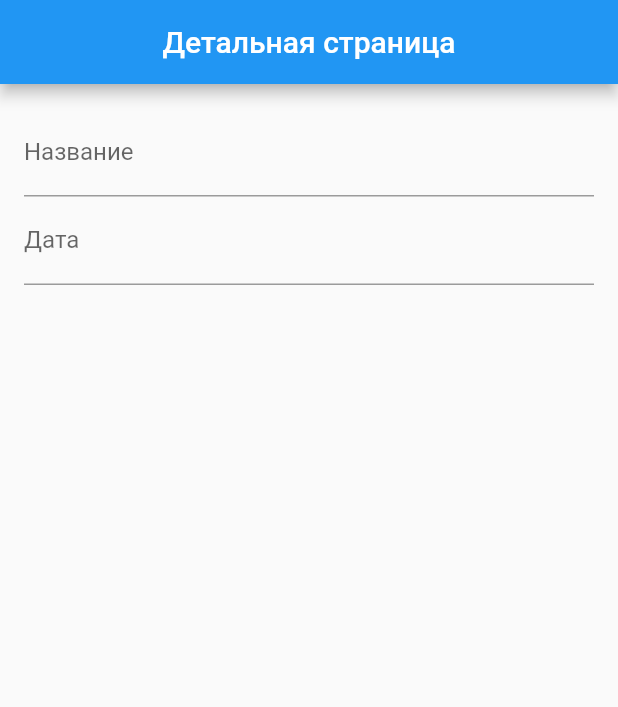
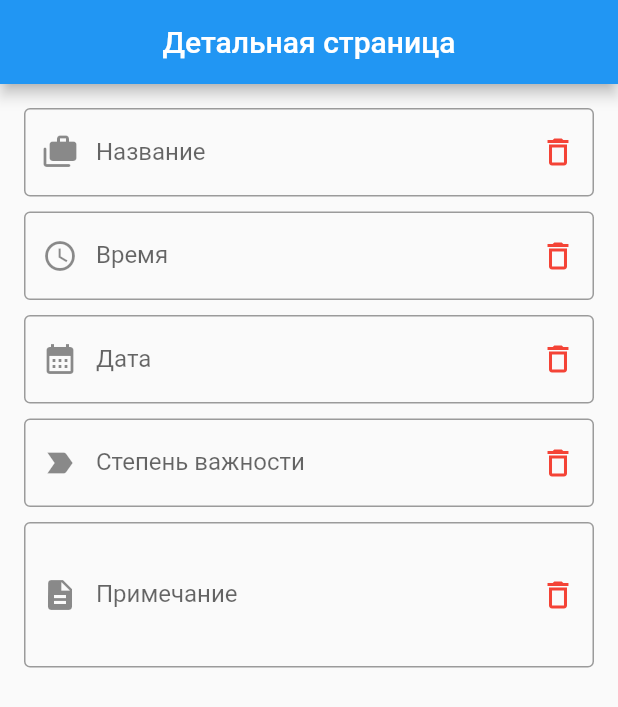
Before and after one commit to dsildaikin/LearnFlutter, a Flutter app: the screen it shows after launch, on a phone screen of 412 x 824 dp. Shown: the top 707 px of the screen. Run offline on Flutter 3.47's test engine with Material 2 defaults, Android fonts, the phone set to English and light mode, and no system bars; our stand-ins replace sqflite; accounts and stored records are empty.

Commit message:
add UI detail screen

```diff
--- a/todo_app_sqlite/lib/db/database.dart
+++ b/todo_app_sqlite/lib/db/database.dart
@@ -14,9 +14,9 @@ class DBProvider {
   String todosTable = 'Todos';
   String columnId = 'id';
   String columnName = 'name';
+  String columnTime = 'time';
   String columnDate = 'date';
-  String columnTime = 'time';
-  String columnImportance = 'importance';
+  String columnImportanceDegree = 'importanceDegree';
   String columnNote = 'note';
   String columnCompleted = 'completed';
 
@@ -36,9 +36,9 @@ class DBProvider {
       'CREATE TABLE $todosTable('
       '$columnId INTEGER PRIMARY KEY AUTOINCREMENT, '
       '$columnName TEXT, '
+      '$columnTime TEXT, '
       '$columnDate TEXT, '
-      '$columnTime TEXT, '
-      '$columnImportance TEXT, '
+      '$columnImportanceDegree TEXT, '
       '$columnCompleted TEXT)',
     );
   }
--- a/todo_app_sqlite/lib/model/todo.dart
+++ b/todo_app_sqlite/lib/model/todo.dart
@@ -1,18 +1,18 @@
 class Todo {
   int? id;
   late String name;
+  late String time;
   late String date;
-  late String time;
-  late String importance;
+  late String importanceDegree;
   late String note;
   late String completed;
 
   Todo(
     this.id,
     this.name,
+    this.time,
     this.date,
-    this.time,
-    this.importance,
+    this.importanceDegree,
     this.note,
     this.completed,
   );
@@ -21,9 +21,9 @@ class Todo {
     final map = <String, dynamic>{};
     map['id'] = id;
     map['name'] = name;
+    map['time'] = time;
     map['date'] = date;
-    map['time'] = time;
-    map['importance'] = importance;
+    map['importanceDegree'] = importanceDegree;
     map['note'] = note;
     map['completed'] = completed;
     return map;
@@ -32,9 +32,9 @@ class Todo {
   Todo.fromMap(Map<String, dynamic> map) {
     id = map['id'];
     name = map['name'];
+    time = map['time'];
     date = map['date'];
-    time = map['time'];
-    importance = map['importance'];
+    importanceDegree = map['importanceDegree'];
     note = map['note'];
     completed = map['completed'];
   }
--- a/todo_app_sqlite/lib/screens/detail_screen.dart
+++ b/todo_app_sqlite/lib/screens/detail_screen.dart
@@ -23,12 +23,65 @@ class _DetailScreenState extends State<DetailScreen> {
               decoration: const InputDecoration(
                 labelText: 'Название',
                 hintText: 'Введите название',
+                prefixIcon: Icon(Icons.cases_rounded),
+                suffixIcon: Icon(
+                  Icons.delete_outline,
+                  color: Colors.red,
+                ),
+                border: OutlineInputBorder(),
               ),
             ),
+            const SizedBox(height: 10),
+            TextFormField(
+              decoration: const InputDecoration(
+                labelText: 'Время',
+                hintText: 'Введите время',
+                prefixIcon: Icon(Icons.access_time_outlined),
+                suffixIcon: Icon(
+                  Icons.delete_outline,
+                  color: Colors.red,
+                ),
+                border: OutlineInputBorder(),
+              ),
+            ),
+            const SizedBox(height: 10),
             TextFormField(
               decoration: const InputDecoration(
                 labelText: 'Дата',
                 hintText: 'Введите дату',
+                prefixIcon: Icon(Icons.calendar_month),
+                suffixIcon: Icon(
+                  Icons.delete_outline,
+                  color: Colors.red,
+                ),
+                border: OutlineInputBorder(),
+              ),
+            ),
+            const SizedBox(height: 10),
+            TextFormField(
+              decoration: const InputDecoration(
+                labelText: 'Степень важности',
+                hintText: 'Введите степень важности',
+                prefixIcon: Icon(Icons.label_important),
+                suffixIcon: Icon(
+                  Icons.delete_outline,
+                  color: Colors.red,
+                ),
+                border: OutlineInputBorder(),
+              ),
+            ),
+            const SizedBox(height: 10),
+            TextFormField(
+              maxLines: 3,
+              decoration: const InputDecoration(
+                labelText: 'Примечание',
+                hintText: 'Введите примечание',
+                prefixIcon: Icon(Icons.description),
+                suffixIcon: Icon(
+                  Icons.delete_outline,
+                  color: Colors.red,
+                ),
+                border: OutlineInputBorder(),
               ),
             ),
           ],
```
